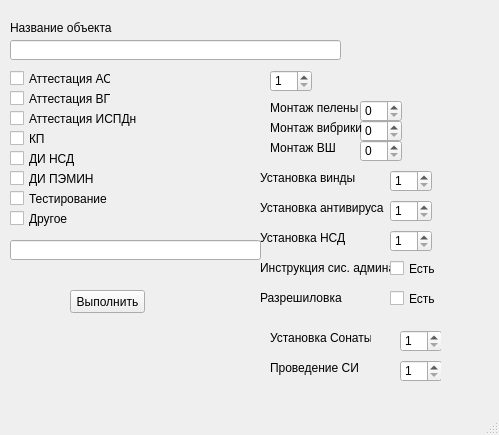
Old version of the form ui files/main_window.ui in the repository xKubik22/bleessrng-rabotai.
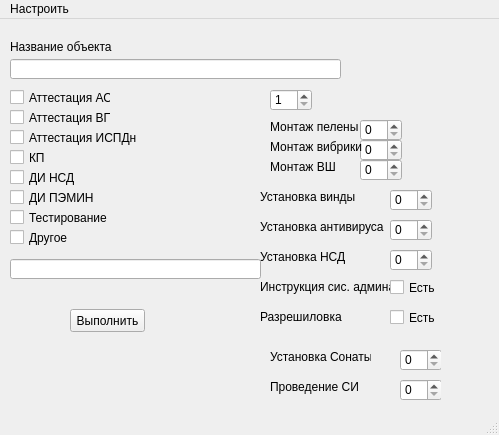
New version of the form.

Commit message: добавлен метод формирования объекта (тестовый)

Diff of the .ui file:
```diff
--- a/ui files/main_window.ui
+++ b/ui files/main_window.ui
@@ -344,7 +344,10 @@
       </rect>
      </property>
      <property name="minimum">
-      <number>1</number>
+      <number>0</number>
+     </property>
+     <property name="value">
+      <number>0</number>
      </property>
     </widget>
     <widget class="QLabel" name="label_7">
@@ -370,7 +373,10 @@
       </rect>
      </property>
      <property name="minimum">
-      <number>1</number>
+      <number>0</number>
+     </property>
+     <property name="value">
+      <number>0</number>
      </property>
     </widget>
     <widget class="QLabel" name="label_5">
@@ -409,7 +415,10 @@
       </rect>
      </property>
      <property name="minimum">
-      <number>1</number>
+      <number>0</number>
+     </property>
+     <property name="value">
+      <number>0</number>
      </property>
     </widget>
    </widget>
@@ -438,7 +447,10 @@
       </rect>
      </property>
      <property name="minimum">
-      <number>1</number>
+      <number>0</number>
+     </property>
+     <property name="value">
+      <number>0</number>
      </property>
     </widget>
     <widget class="QLabel" name="label_9">
@@ -477,7 +489,10 @@
       </rect>
      </property>
      <property name="minimum">
-      <number>1</number>
+      <number>0</number>
+     </property>
+     <property name="value">
+      <number>0</number>
      </property>
     </widget>
    </widget>
@@ -504,6 +519,13 @@
      <height>21</height>
     </rect>
    </property>
+   <widget class="QMenu" name="menu">
+    <property name="title">
+     <string>Настроить</string>
+    </property>
+    <addaction name="action"/>
+   </widget>
+   <addaction name="menu"/>
   </widget>
   <widget class="QStatusBar" name="statusbar"/>
  </widget>
```
Left out of the diff: 9 changed lines with no effect on the pictures. The commit also changes 2 other files.
